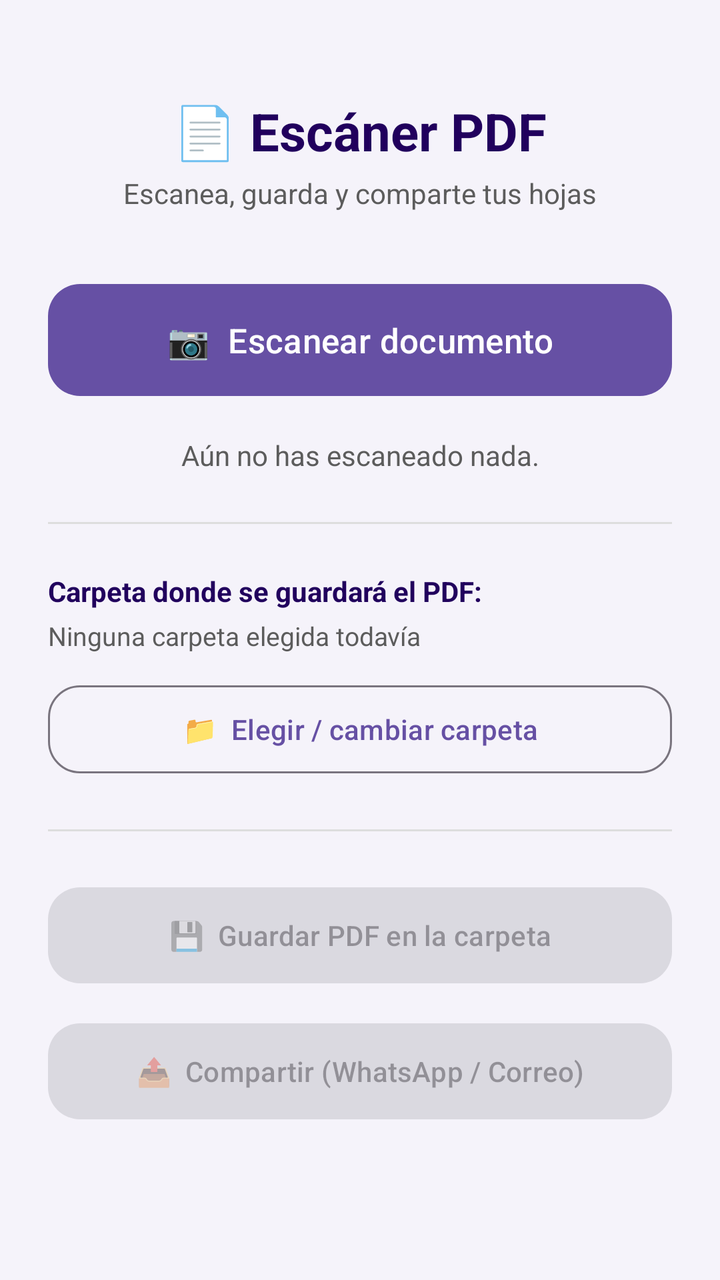
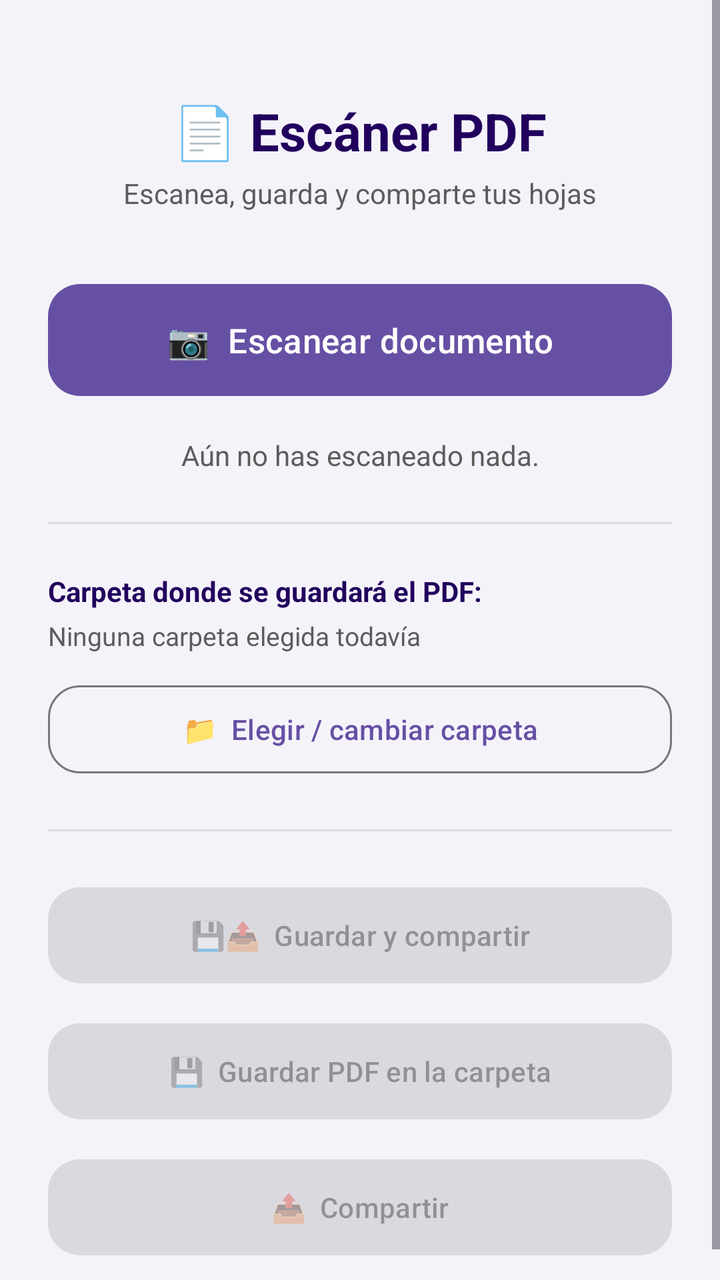

The first picture is an Android layout as it rendered before a commit; the second is the same layout after the commit. The layout source and the unified diff follow.
<!-- AndroidManifest.xml: application theme Theme.ScanPDF -->
<!-- res/layout/activity_main.xml -->
<?xml version="1.0" encoding="utf-8"?>
<ScrollView xmlns:android="http://schemas.android.com/apk/res/android"
    xmlns:app="http://schemas.android.com/apk/res-auto"
    android:layout_width="match_parent"
    android:layout_height="match_parent"
    android:background="@color/background"
    android:fillViewport="true">

    <LinearLayout
        android:layout_width="match_parent"
        android:layout_height="wrap_content"
        android:orientation="vertical"
        android:padding="24dp">

        <TextView
            android:layout_width="wrap_content"
            android:layout_height="wrap_content"
            android:layout_gravity="center_horizontal"
            android:layout_marginTop="24dp"
            android:text="📄 Escáner PDF"
            android:textColor="@color/purple_700"
            android:textSize="26sp"
            android:textStyle="bold" />

        <TextView
            android:layout_width="wrap_content"
            android:layout_height="wrap_content"
            android:layout_gravity="center_horizontal"
            android:layout_marginTop="4dp"
            android:layout_marginBottom="32dp"
            android:text="Escanea, guarda y comparte tus hojas"
            android:textColor="@color/text_secondary"
            android:textSize="14sp" />

        <com.google.android.material.button.MaterialButton
            android:id="@+id/btnScan"
            android:layout_width="match_parent"
            android:layout_height="64dp"
            android:text="📷  Escanear documento"
            android:textSize="17sp"
            app:cornerRadius="16dp" />

        <TextView
            android:id="@+id/tvStatus"
            android:layout_width="match_parent"
            android:layout_height="wrap_content"
            android:layout_marginTop="16dp"
            android:gravity="center"
            android:text="Aún no has escaneado nada."
            android:textColor="@color/text_secondary"
            android:textSize="14sp" />

        <View
            android:layout_width="match_parent"
            android:layout_height="1dp"
            android:layout_marginTop="24dp"
            android:layout_marginBottom="24dp"
            android:background="#DDDDDD" />

        <TextView
            android:layout_width="wrap_content"
            android:layout_height="wrap_content"
            android:text="Carpeta donde se guardará el PDF:"
            android:textColor="@color/purple_700"
            android:textStyle="bold"
            android:textSize="14sp" />

        <TextView
            android:id="@+id/tvFolder"
            android:layout_width="match_parent"
            android:layout_height="wrap_content"
            android:layout_marginTop="4dp"
            android:layout_marginBottom="12dp"
            android:text="Ninguna carpeta elegida todavía"
            android:textColor="@color/text_secondary"
            android:textSize="13sp" />

        <com.google.android.material.button.MaterialButton
            android:id="@+id/btnChooseFolder"
            style="@style/Widget.Material3.Button.OutlinedButton"
            android:layout_width="match_parent"
            android:layout_height="52dp"
            android:text="📁  Elegir / cambiar carpeta"
            app:cornerRadius="16dp" />

        <View
            android:layout_width="match_parent"
            android:layout_height="1dp"
            android:layout_marginTop="24dp"
            android:layout_marginBottom="24dp"
            android:background="#DDDDDD" />

        <com.google.android.material.button.MaterialButton
            android:id="@+id/btnSave"
            android:layout_width="match_parent"
            android:layout_height="56dp"
            android:layout_marginBottom="12dp"
            android:enabled="false"
            android:text="💾  Guardar PDF en la carpeta"
            app:cornerRadius="16dp" />

        <com.google.android.material.button.MaterialButton
            android:id="@+id/btnShare"
            android:layout_width="match_parent"
            android:layout_height="56dp"
            android:enabled="false"
            android:text="📤  Compartir (WhatsApp / Correo)"
            app:cornerRadius="16dp" />

    </LinearLayout>
</ScrollView>
<!-- resources referenced by this layout -->
<resources>
  <color name="background">#F5F3FA</color>
  <color name="purple_700">#21005D</color>
  <color name="text_secondary">#5C5C5C</color>
  <style name="Theme.ScanPDF" parent="Theme.Material3.DayNight.NoActionBar">
          <item name="colorPrimary">@color/purple_500</item>
          <item name="colorPrimaryDark">@color/purple_700</item>
          <item name="colorAccent">@color/teal_200</item>
      </style>
  <color name="purple_500">#6650a4</color>
  <color name="teal_200">#03DAC5</color>
</resources>

<!-- the commit's change to res/layout/activity_main.xml (unified diff, before → after) -->
@@ -91,6 +91,15 @@
             android:background="#DDDDDD" />
 
         <com.google.android.material.button.MaterialButton
+            android:id="@+id/btnSaveAndShare"
+            android:layout_width="match_parent"
+            android:layout_height="56dp"
+            android:layout_marginBottom="12dp"
+            android:enabled="false"
+            android:text="💾📤  Guardar y compartir"
+            app:cornerRadius="16dp" />
+
+        <com.google.android.material.button.MaterialButton
             android:id="@+id/btnSave"
             android:layout_width="match_parent"
             android:layout_height="56dp"
@@ -104,7 +113,7 @@
             android:layout_width="match_parent"
             android:layout_height="56dp"
             android:enabled="false"
-            android:text="📤  Compartir (WhatsApp / Correo)"
+            android:text="📤  Compartir"
             app:cornerRadius="16dp" />
 
     </LinearLayout>
